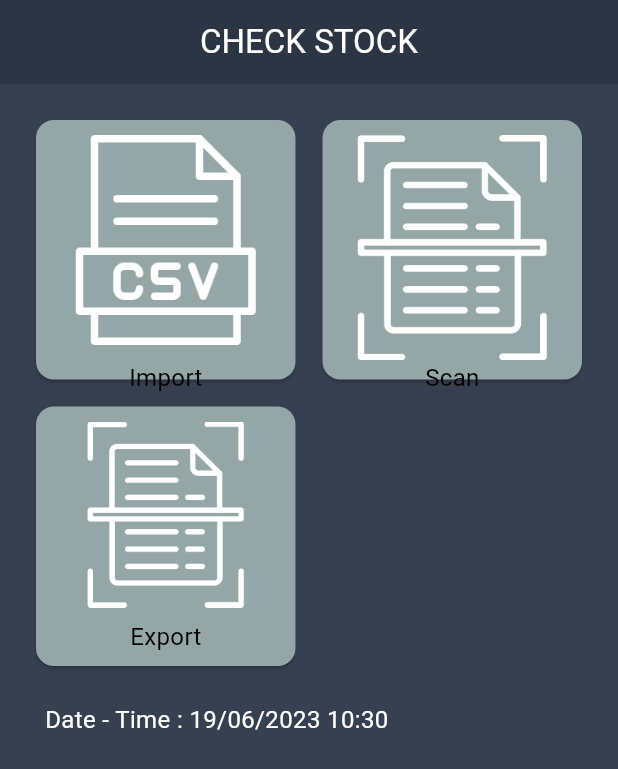
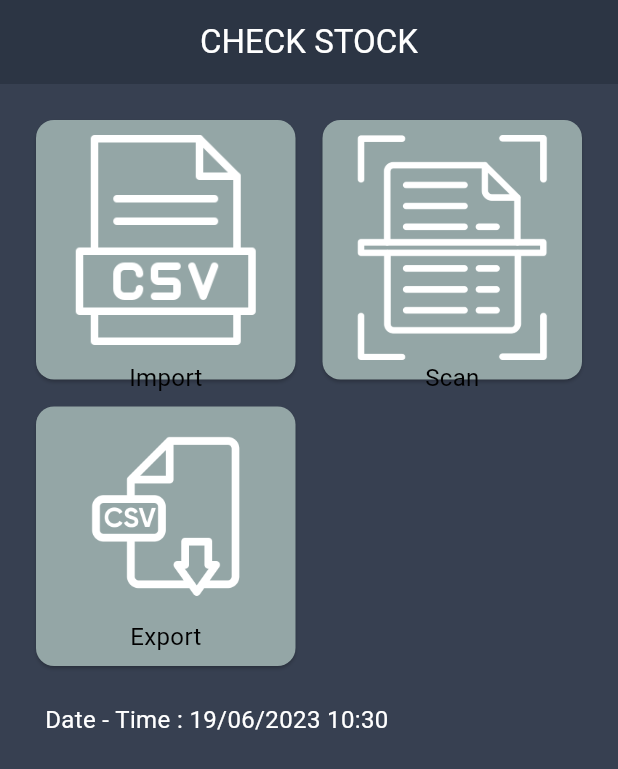
Before and after one commit to aotpattrawutkhamma/ircProject, a Flutter app: the screen it shows after launch, on a phone screen of 412 x 824 dp. Shown: the top 769 px of the screen. Run offline on Flutter 3.47's test engine with Material 2 defaults, Android fonts, the phone set to English and light mode, and no system bars; our stand-ins replace csv, dotted_line, dropdown_button2, file_picker, font_awesome_flutter, page_transition and 1 more; accounts and stored records are empty.

Commit message:
icon export

```diff
--- a/irc_application/lib/screen/menu_screen.dart
+++ b/irc_application/lib/screen/menu_screen.dart
@@ -101,7 +101,7 @@ class _MenuScreenState extends State<MenuScreen> {
                                 child: Padding(
                               padding: EdgeInsets.only(top: 10),
                               child: Image(
-                                image: AssetImage('assets/icons/scanp.png'),
+                                image: AssetImage('assets/icons/pngwing2.png'),
                                 color: COLOR_WHITE,
                                 width: 150,
                               ),
--- a/irc_application/pubspec.yaml
+++ b/irc_application/pubspec.yaml
@@ -72,6 +72,7 @@ flutter:
      - assets/icons/csv2.png
      - assets/icons/scanp.png
      - assets/icons/exportCsv.png
+     - assets/icons/pngwing2.png
 
 
 
```
Also changed, not shown: irc_application/assets/icons/export.png (added), irc_application/assets/icons/exportCsv.png, irc_application/assets/icons/pngwing.png (added), irc_application/assets/icons/pngwing2.png (added).
